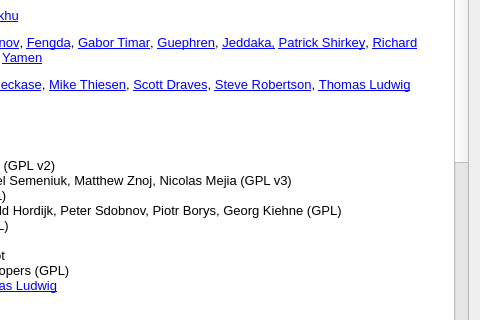
typpos/fractorium, file Source/Fractorium/AboutDialog.ui: the form before one commit; both pictures show x 212 to 692 and y 310 to 630 of the 692 by 729 pixel window.
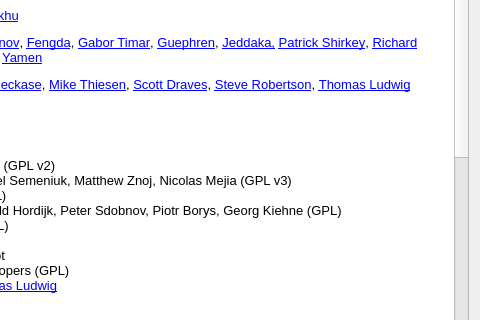
The form after the commit.

Commit message: Open Examples AboutDialog

```diff
--- a/Source/Fractorium/AboutDialog.ui
+++ b/Source/Fractorium/AboutDialog.ui
@@ -104,26 +104,26 @@
        <string>&lt;!DOCTYPE HTML PUBLIC &quot;-//W3C//DTD HTML 4.0//EN&quot; &quot;http://www.w3.org/TR/REC-html40/strict.dtd&quot;&gt;
 &lt;html&gt;&lt;head&gt;&lt;meta name=&quot;qrichtext&quot; content=&quot;1&quot; /&gt;&lt;style type=&quot;text/css&quot;&gt;
 p, li { white-space: pre-wrap; }
-&lt;/style&gt;&lt;/head&gt;&lt;body style=&quot; font-family:'Ubuntu'; font-size:11pt; font-weight:400; font-style:normal;&quot;&gt;
-&lt;p style=&quot; margin-top:12px; margin-bottom:12px; margin-left:0px; margin-right:0px; -qt-block-indent:0; text-indent:0px;&quot;&gt;&lt;span style=&quot; font-family:'MS Shell Dlg 2'; font-size:10pt; font-weight:600;&quot;&gt;Developers:&lt;/span&gt;&lt;/p&gt;
-&lt;p style=&quot; margin-top:12px; margin-bottom:12px; margin-left:0px; margin-right:0px; -qt-block-indent:0; text-indent:0px;&quot;&gt;&lt;span style=&quot; font-family:'MS Shell Dlg 2'; font-size:10pt;&quot;&gt;Lead: &lt;/span&gt;&lt;a href=&quot;http://www.fractorium.com&quot;&gt;&lt;span style=&quot; font-family:'MS Shell Dlg 2'; font-size:10pt; text-decoration: underline; color:#0000ff;&quot;&gt;Matt Feemster&lt;/span&gt;&lt;/a&gt;&lt;span style=&quot; font-family:'MS Shell Dlg 2'; font-size:10pt;&quot;&gt;&lt;br /&gt;Contributors: &lt;/span&gt;&lt;a href=&quot;https://www.deviantart.com/triptychaos&quot;&gt;&lt;span style=&quot; font-family:'MS Shell Dlg 2'; font-size:10pt; text-decoration: underline; color:#0000ff;&quot;&gt;Michel Mastriani,&lt;/span&gt;&lt;/a&gt;&lt;span style=&quot; font-family:'MS Shell Dlg 2'; font-size:10pt;&quot;&gt; Simon Detheridge&lt;/span&gt;&lt;/p&gt;
-&lt;p style=&quot;-qt-paragraph-type:empty; margin-top:12px; margin-bottom:12px; margin-left:0px; margin-right:0px; -qt-block-indent:0; text-indent:0px; font-family:'MS Shell Dlg 2'; font-size:10pt;&quot;&gt;&lt;br /&gt;&lt;/p&gt;
-&lt;p style=&quot; margin-top:12px; margin-bottom:12px; margin-left:0px; margin-right:0px; -qt-block-indent:0; text-indent:0px;&quot;&gt;&lt;span style=&quot; font-family:'MS Shell Dlg 2'; font-size:10pt; font-weight:600;&quot;&gt;Builders, Testers and Advisors:&lt;/span&gt;&lt;/p&gt;
-&lt;p style=&quot; margin-top:12px; margin-bottom:12px; margin-left:0px; margin-right:0px; -qt-block-indent:0; text-indent:0px;&quot;&gt;&lt;span style=&quot; font-family:'MS Shell Dlg 2'; font-size:10pt;&quot;&gt;Linux deployment: &lt;/span&gt;&lt;a href=&quot;https://launchpad.net/~fractorium&quot;&gt;&lt;span style=&quot; font-family:'MS Shell Dlg 2'; font-size:10pt; text-decoration: underline; color:#0000ff;&quot;&gt;Gambhiro Bhikkhu&lt;/span&gt;&lt;/a&gt;&lt;/p&gt;
-&lt;p style=&quot; margin-top:12px; margin-bottom:12px; margin-left:0px; margin-right:0px; -qt-block-indent:0; text-indent:0px;&quot;&gt;&lt;span style=&quot; font-family:'MS Shell Dlg 2'; font-size:10pt;&quot;&gt;Testing and Feedback: &lt;/span&gt;&lt;a href=&quot;http://snicker02.deviantart.com/&quot;&gt;&lt;span style=&quot; font-family:'MS Shell Dlg 2'; font-size:10pt; text-decoration: underline; color:#0000ff;&quot;&gt;Brad Stefanov&lt;/span&gt;&lt;/a&gt;&lt;span style=&quot; font-family:'MS Shell Dlg 2'; font-size:10pt;&quot;&gt;, &lt;/span&gt;&lt;a href=&quot;http://www.fxysw.com/&quot;&gt;&lt;span style=&quot; font-family:'MS Shell Dlg 2'; font-size:10pt; text-decoration: underline; color:#0000ff;&quot;&gt;Fengda&lt;/span&gt;&lt;/a&gt;&lt;span style=&quot; font-family:'MS Shell Dlg 2'; font-size:10pt;&quot;&gt;, &lt;/span&gt;&lt;a href=&quot;http://www.deviantart.com/b33rheart&quot;&gt;&lt;span style=&quot; font-family:'MS Shell Dlg 2'; font-size:10pt; text-decoration: underline; color:#0000ff;&quot;&gt;Gabor Timar&lt;/span&gt;&lt;/a&gt;&lt;span style=&quot; font-family:'MS Shell Dlg 2'; font-size:10pt;&quot;&gt;, &lt;/span&gt;&lt;a href=&quot;https://www.deviantart.com/guephren&quot;&gt;&lt;span style=&quot; font-family:'MS Shell Dlg 2'; font-size:10pt; text-decoration: underline; color:#0000ff;&quot;&gt;Guephren&lt;/span&gt;&lt;/a&gt;&lt;span style=&quot; font-family:'MS Shell Dlg 2'; font-size:10pt;&quot;&gt;, &lt;/span&gt;&lt;a href=&quot;https://www.deviantart.com/jeddaka&quot;&gt;&lt;span style=&quot; font-family:'MS Shell Dlg 2'; font-size:10pt; text-decoration: underline; color:#0000ff;&quot;&gt;Jeddaka,&lt;/span&gt;&lt;/a&gt;&lt;span style=&quot; font-family:'MS Shell Dlg 2'; font-size:10pt;&quot;&gt; &lt;/span&gt;&lt;a href=&quot;http://boosthardware.com/&quot;&gt;&lt;span style=&quot; font-family:'MS Shell Dlg 2'; font-size:10pt; text-decoration: underline; color:#0000ff;&quot;&gt;Patrick Shirkey&lt;/span&gt;&lt;/a&gt;&lt;span style=&quot; font-family:'MS Shell Dlg 2'; font-size:10pt;&quot;&gt;, &lt;/span&gt;&lt;a href=&quot;http://nightmaretf.deviantart.com/&quot;&gt;&lt;span style=&quot; font-family:'MS Shell Dlg 2'; font-size:10pt; text-decoration: underline; color:#0000ff;&quot;&gt;Richard Vollebregt&lt;/span&gt;&lt;/a&gt;&lt;span style=&quot; font-family:'MS Shell Dlg 2'; font-size:10pt;&quot;&gt;, Simon Detheridge, Tai,&lt;/span&gt;&lt;span style=&quot; font-family:'MS Shell Dlg 2'; font-size:8pt;&quot;&gt; &lt;/span&gt;&lt;a href=&quot;http://gameryamen.deviantart.com/&quot;&gt;&lt;span style=&quot; font-family:'MS Shell Dlg 2'; font-size:10pt; text-decoration: underline; color:#0000ff;&quot;&gt;Yamen&lt;/span&gt;&lt;/a&gt;&lt;/p&gt;
-&lt;p style=&quot; margin-top:12px; margin-bottom:12px; margin-left:0px; margin-right:0px; -qt-block-indent:0; text-indent:0px;&quot;&gt;&lt;span style=&quot; font-family:'MS Shell Dlg 2'; font-size:10pt;&quot;&gt;Code and theory questions: &lt;/span&gt;&lt;a href=&quot;https://github.com/scottdraves/flam3&quot;&gt;&lt;span style=&quot; font-family:'MS Shell Dlg 2'; font-size:10pt; text-decoration: underline; color:#0000ff;&quot;&gt;Erik Reckase&lt;/span&gt;&lt;/a&gt;&lt;span style=&quot; font-family:'MS Shell Dlg 2'; font-size:10pt;&quot;&gt;, &lt;/span&gt;&lt;a href=&quot;http://fractron9000.sourceforge.net/&quot;&gt;&lt;span style=&quot; font-family:'MS Shell Dlg 2'; font-size:10pt; text-decoration: underline; color:#0000ff;&quot;&gt;Mike Thiesen&lt;/span&gt;&lt;/a&gt;&lt;span style=&quot; font-family:'MS Shell Dlg 2'; font-size:10pt;&quot;&gt;, &lt;/span&gt;&lt;a href=&quot;https://github.com/scottdraves/flam3&quot;&gt;&lt;span style=&quot; font-family:'MS Shell Dlg 2'; font-size:10pt; text-decoration: underline; color:#0000ff;&quot;&gt;Scott Draves&lt;/span&gt;&lt;/a&gt;&lt;span style=&quot; font-family:'MS Shell Dlg 2'; font-size:10pt;&quot;&gt;, &lt;/span&gt;&lt;a href=&quot;https://github.com/stevenrobertson/cuburn&quot;&gt;&lt;span style=&quot; font-family:'MS Shell Dlg 2'; font-size:10pt; text-decoration: underline; color:#0000ff;&quot;&gt;Steve Robertson&lt;/span&gt;&lt;/a&gt;&lt;span style=&quot; font-family:'MS Shell Dlg 2'; font-size:10pt;&quot;&gt;, &lt;/span&gt;&lt;a href=&quot;http://www.chaoticafractals.com/&quot;&gt;&lt;span style=&quot; font-family:'MS Shell Dlg 2'; font-size:10pt; text-decoration: underline; color:#0000ff;&quot;&gt;Thomas Ludwig&lt;/span&gt;&lt;/a&gt;&lt;/p&gt;
-&lt;p style=&quot;-qt-paragraph-type:empty; margin-top:12px; margin-bottom:12px; margin-left:0px; margin-right:0px; -qt-block-indent:0; text-indent:0px; font-family:'MS Shell Dlg 2'; font-size:10pt; font-weight:600;&quot;&gt;&lt;br /&gt;&lt;/p&gt;
-&lt;p style=&quot; margin-top:12px; margin-bottom:12px; margin-left:0px; margin-right:0px; -qt-block-indent:0; text-indent:0px;&quot;&gt;&lt;span style=&quot; font-family:'MS Shell Dlg 2'; font-size:10pt; font-weight:600;&quot;&gt;Code Copied:&lt;/span&gt;&lt;/p&gt;
-&lt;p style=&quot; margin-top:12px; margin-bottom:12px; margin-left:0px; margin-right:0px; -qt-block-indent:0; text-indent:0px;&quot;&gt;&lt;a href=&quot;https://github.com/scottdraves/flam3&quot;&gt;&lt;span style=&quot; font-family:'MS Shell Dlg 2'; font-size:10pt; text-decoration: underline; color:#0000ff;&quot;&gt;flam3&lt;/span&gt;&lt;/a&gt;&lt;span style=&quot; font-family:'MS Shell Dlg 2'; font-size:10pt;&quot;&gt;: Scott Draves, Erik Reckase (GPL v2)&lt;br /&gt;&lt;/span&gt;&lt;a href=&quot;http://github.com/stevenrobertson/cuburn&quot;&gt;&lt;span style=&quot; font-family:'MS Shell Dlg 2'; font-size:10pt; text-decoration: underline; color:#0000ff;&quot;&gt;cuburn&lt;/span&gt;&lt;/a&gt;&lt;span style=&quot; font-family:'MS Shell Dlg 2'; font-size:10pt;&quot;&gt;: Steven Robertson, Michael Semeniuk, Matthew Znoj, Nicolas Mejia (GPL v3)&lt;br /&gt;&lt;/span&gt;&lt;a href=&quot;http://fractron9000.sourceforge.net&quot;&gt;&lt;span style=&quot; font-family:'MS Shell Dlg 2'; font-size:10pt; text-decoration: underline; color:#0000ff;&quot;&gt;Fractron 9000&lt;/span&gt;&lt;/a&gt;&lt;span style=&quot; font-family:'MS Shell Dlg 2'; font-size:10pt;&quot;&gt;: Mike Thiesen (GPL)&lt;br /&gt;&lt;/span&gt;&lt;a href=&quot;http://sourceforge.net/projects/apophysis7x&quot;&gt;&lt;span style=&quot; font-family:'MS Shell Dlg 2'; font-size:10pt; text-decoration: underline; color:#0000ff;&quot;&gt;Apophysis&lt;/span&gt;&lt;/a&gt;&lt;span style=&quot; font-family:'MS Shell Dlg 2'; font-size:10pt;&quot;&gt;: Mark Townsend, Ronald Hordijk, Peter Sdobnov, Piotr Borys, Georg Kiehne (GPL)&lt;br /&gt;&lt;/span&gt;&lt;a href=&quot;http://jwildfire.org/&quot;&gt;&lt;span style=&quot; font-family:'MS Shell Dlg 2'; font-size:10pt; text-decoration: underline; color:#0000ff;&quot;&gt;JWildfire&lt;/span&gt;&lt;/a&gt;&lt;span style=&quot; font-family:'MS Shell Dlg 2'; font-size:10pt;&quot;&gt;: Andreas Maschke (LGPL)&lt;br /&gt;gradLib: Stian Broen&lt;br /&gt;ColorPickerWidget: Etienne Moutot&lt;br /&gt;Numerous Apophysis plugin developers (GPL)&lt;br /&gt;Chaotica variations: &lt;/span&gt;&lt;a href=&quot;https://www.deviantart.com/tatasz&quot;&gt;&lt;span style=&quot; font-family:'MS Shell Dlg 2'; font-size:10pt; text-decoration: underline; color:#0000ff;&quot;&gt;Tatasz&lt;/span&gt;&lt;/a&gt;&lt;span style=&quot; font-family:'MS Shell Dlg 2'; font-size:10pt;&quot;&gt;, &lt;/span&gt;&lt;a href=&quot;http://www.chaoticafractals.com/&quot;&gt;&lt;span style=&quot; font-family:'MS Shell Dlg 2'; font-size:10pt; text-decoration: underline; color:#0000ff;&quot;&gt;Thomas Ludwig&lt;/span&gt;&lt;/a&gt;&lt;/p&gt;
-&lt;p style=&quot;-qt-paragraph-type:empty; margin-top:12px; margin-bottom:12px; margin-left:0px; margin-right:0px; -qt-block-indent:0; text-indent:0px; font-family:'MS Shell Dlg 2'; font-size:7.875pt;&quot;&gt;&lt;br /&gt;&lt;/p&gt;
-&lt;p style=&quot; margin-top:12px; margin-bottom:12px; margin-left:0px; margin-right:0px; -qt-block-indent:0; text-indent:0px;&quot;&gt;&lt;span style=&quot; font-family:'MS Shell Dlg 2'; font-size:10pt; font-weight:600;&quot;&gt;Libraries Linked:&lt;/span&gt;&lt;/p&gt;
-&lt;p style=&quot; margin-top:12px; margin-bottom:12px; margin-left:0px; margin-right:0px; -qt-block-indent:0; text-indent:0px;&quot;&gt;&lt;a href=&quot;http://www.qt.io/developers/&quot;&gt;&lt;span style=&quot; font-family:'MS Shell Dlg 2'; font-size:10pt; text-decoration: underline; color:#0000ff;&quot;&gt;Qt&lt;/span&gt;&lt;/a&gt;&lt;span style=&quot; font-family:'MS Shell Dlg 2'; font-size:10pt;&quot;&gt;: Digia Plc (GPL v3, LGPL v2)&lt;br /&gt;&lt;/span&gt;&lt;a href=&quot;http://g-truc.net&quot;&gt;&lt;span style=&quot; font-family:'MS Shell Dlg 2'; font-size:10pt; text-decoration: underline; color:#0000ff;&quot;&gt;glm&lt;/span&gt;&lt;/a&gt;&lt;span style=&quot; font-family:'MS Shell Dlg 2'; font-size:10pt;&quot;&gt;: Christophe Riccio (MIT License)&lt;br /&gt;&lt;/span&gt;&lt;a href=&quot;http://threadingbuildingblocks.org&quot;&gt;&lt;span style=&quot; font-family:'MS Shell Dlg 2'; font-size:10pt; text-decoration: underline; color:#0000ff;&quot;&gt;Threading Building Blocks&lt;/span&gt;&lt;/a&gt;&lt;span style=&quot; font-family:'MS Shell Dlg 2'; font-size:10pt;&quot;&gt;: Intel Corporation (GPLv2)&lt;br /&gt;&lt;/span&gt;&lt;a href=&quot;http://libjpeg.sourceforge.net&quot;&gt;&lt;span style=&quot; font-family:'MS Shell Dlg 2'; font-size:10pt; text-decoration: underline; color:#0000ff;&quot;&gt;libjpeg&lt;/span&gt;&lt;/a&gt;&lt;span style=&quot; font-family:'MS Shell Dlg 2'; font-size:10pt;&quot;&gt;: Independent JPEG Group (Free Software License)&lt;br /&gt;&lt;/span&gt;&lt;a href=&quot;http://libpng.org&quot;&gt;&lt;span style=&quot; font-family:'MS Shell Dlg 2'; font-size:10pt; text-decoration: underline; color:#0000ff;&quot;&gt;libpng&lt;/span&gt;&lt;/a&gt;&lt;span style=&quot; font-family:'MS Shell Dlg 2'; font-size:10pt;&quot;&gt;: Glenn Randers-Pehrson et al (Libpng License)&lt;br /&gt;&lt;/span&gt;&lt;a href=&quot;http://xmlsoft.org&quot;&gt;&lt;span style=&quot; font-family:'MS Shell Dlg 2'; font-size:10pt; text-decoration: underline; color:#0000ff;&quot;&gt;libxml2&lt;/span&gt;&lt;/a&gt;&lt;span style=&quot; font-family:'MS Shell Dlg 2'; font-size:10pt;&quot;&gt;: Daniel Veillard (MIT License)&lt;br /&gt;&lt;/span&gt;&lt;a href=&quot;http://zlib.net&quot;&gt;&lt;span style=&quot; font-family:'MS Shell Dlg 2'; font-size:10pt; text-decoration: underline; color:#0000ff;&quot;&gt;zlib&lt;/span&gt;&lt;/a&gt;&lt;span style=&quot; font-family:'MS Shell Dlg 2'; font-size:10pt;&quot;&gt;: Jean-loup Gailly, Mark Adler (Zlib License)&lt;br /&gt;&lt;/span&gt;&lt;a href=&quot;http://burtleburtle.net/bob/cplus/isaac.hpp&quot;&gt;&lt;span style=&quot; font-family:'MS Shell Dlg 2'; font-size:10pt; text-decoration: underline; color:#0000ff;&quot;&gt;QTIsaac&lt;/span&gt;&lt;/a&gt;&lt;span style=&quot; font-family:'MS Shell Dlg 2'; font-size:10pt;&quot;&gt;: Robert J. Jenkins, Quinn Tyler Jackson (Public Domain)&lt;br /&gt;&lt;/span&gt;&lt;a href=&quot;http://cas.ee.ic.ac.uk/people/dt10/research/rngs-gpu-mwc64x.html&quot;&gt;&lt;span style=&quot; font-family:'MS Shell Dlg 2'; font-size:10pt; text-decoration: underline; color:#0000ff;&quot;&gt;MWC64X Random Number Generator&lt;/span&gt;&lt;/a&gt;&lt;span style=&quot; font-family:'MS Shell Dlg 2'; font-size:10pt;&quot;&gt;: David Thomas (Public Domain)&lt;br /&gt;&lt;/span&gt;&lt;a href=&quot;https://github.com/brofield/simpleopt&quot;&gt;&lt;span style=&quot; font-family:'MS Shell Dlg 2'; font-size:10pt; text-decoration: underline; color:#0000ff;&quot;&gt;SimpleOpt&lt;/span&gt;&lt;/a&gt;&lt;span style=&quot; font-family:'MS Shell Dlg 2'; font-size:10pt;&quot;&gt;: Brodie Thiesfield (MIT License)&lt;/span&gt;&lt;/p&gt;
-&lt;p style=&quot;-qt-paragraph-type:empty; margin-top:12px; margin-bottom:12px; margin-left:0px; margin-right:0px; -qt-block-indent:0; text-indent:0px; font-family:'MS Shell Dlg 2'; font-size:8pt;&quot;&gt;&lt;br /&gt;&lt;/p&gt;
-&lt;p style=&quot; margin-top:12px; margin-bottom:12px; margin-left:0px; margin-right:0px; -qt-block-indent:0; text-indent:0px;&quot;&gt;&lt;span style=&quot; font-family:'MS Shell Dlg 2'; font-size:10pt; font-weight:600;&quot;&gt;Icons and Palettes Used:&lt;/span&gt;&lt;/p&gt;
-&lt;p style=&quot; margin-top:12px; margin-bottom:12px; margin-left:0px; margin-right:0px; -qt-block-indent:0; text-indent:0px;&quot;&gt;&lt;span style=&quot; font-family:'MS Shell Dlg 2'; font-size:10pt;&quot;&gt;Palettes: &lt;/span&gt;&lt;a href=&quot;https://www.deviantart.com/boxtail&quot;&gt;&lt;span style=&quot; font-family:'MS Shell Dlg 2'; font-size:10pt; text-decoration: underline; color:#0000ff;&quot;&gt;Boxtail&lt;/span&gt;&lt;/a&gt;&lt;span style=&quot; font-family:'MS Shell Dlg 2'; font-size:10pt;&quot;&gt;, &lt;/span&gt;&lt;a href=&quot;https://www.deviantart.com/fardareismai&quot;&gt;&lt;span style=&quot; font-family:'MS Shell Dlg 2'; font-size:10pt; text-decoration: underline; color:#0000ff;&quot;&gt;FarDareisMai&lt;/span&gt;&lt;/a&gt;&lt;span style=&quot; font-family:'MS Shell Dlg 2'; font-size:10pt;&quot;&gt;, &lt;/span&gt;&lt;a href=&quot;https://www.deviantart.com/fractaldesire&quot;&gt;&lt;span style=&quot; font-family:'MS Shell Dlg 2'; font-size:10pt; text-decoration: underline; color:#0000ff;&quot;&gt;FractalDesire&lt;/span&gt;&lt;/a&gt;&lt;span style=&quot; font-family:'MS Shell Dlg 2'; font-size:10pt;&quot;&gt;, Rce, &lt;/span&gt;&lt;a href=&quot;https://www.deviantart.com/rubydeva&quot;&gt;&lt;span style=&quot; font-family:'MS Shell Dlg 2'; font-size:10pt; text-decoration: underline; color:#0000ff;&quot;&gt;Rubydeva&lt;/span&gt;&lt;/a&gt;&lt;span style=&quot; font-family:'MS Shell Dlg 2'; font-size:10pt;&quot;&gt;, &lt;/span&gt;&lt;a href=&quot;https://www.deviantart.com/tatasz&quot;&gt;&lt;span style=&quot; font-family:'MS Shell Dlg 2'; font-size:10pt; text-decoration: underline; color:#0000ff;&quot;&gt;Tatasz&lt;/span&gt;&lt;/a&gt;&lt;span style=&quot; font-family:'MS Shell Dlg 2'; font-size:10pt;&quot;&gt; (Public Domain)&lt;br /&gt;&lt;/span&gt;&lt;a href=&quot;http://famfamfam.com&quot;&gt;&lt;span style=&quot; font-family:'MS Shell Dlg 2'; font-size:10pt; text-decoration: underline; color:#0000ff;&quot;&gt;Silk&lt;/span&gt;&lt;/a&gt;&lt;span style=&quot; font-family:'MS Shell Dlg 2'; font-size:10pt;&quot;&gt;: Mark James (Creative Commons Attribution 2.5 License)&lt;br /&gt;&lt;/span&gt;&lt;a href=&quot;http://momentumdesignlab.com&quot;&gt;&lt;span style=&quot; font-family:'MS Shell Dlg 2'; font-size:10pt; text-decoration: underline; color:#0000ff;&quot;&gt;Momentum&lt;/span&gt;&lt;/a&gt;&lt;span style=&quot; font-family:'MS Shell Dlg 2'; font-size:10pt;&quot;&gt;: Momentum Design Lab (Creative Commons Attribution-ShareAlike 3.5 License)&lt;br /&gt;&lt;/span&gt;&lt;a href=&quot;http://everaldo.com&quot;&gt;&lt;span style=&quot; font-family:'MS Shell Dlg 2'; font-size:10pt; text-decoration: underline; color:#0000ff;&quot;&gt;Crystal Clear&lt;/span&gt;&lt;/a&gt;&lt;span style=&quot; font-family:'MS Shell Dlg 2'; font-size:10pt;&quot;&gt;: Everaldo Coelho (LGPL)&lt;br /&gt;&lt;/span&gt;&lt;a href=&quot;http://openiconlibrary.sourceforge.net&quot;&gt;&lt;span style=&quot; font-family:'MS Shell Dlg 2'; font-size:10pt; text-decoration: underline; color:#0000ff;&quot;&gt;Open Icon Library&lt;/span&gt;&lt;/a&gt;&lt;span style=&quot; font-family:'MS Shell Dlg 2'; font-size:10pt;&quot;&gt;: Jeff Israel (GPL, LGPL, Creative Commons, Public Domain)&lt;br /&gt;&lt;/span&gt;&lt;a href=&quot;http://icons.mysitemyway.com/category/3d-transparent-glass-icons/&quot;&gt;&lt;span style=&quot; font-family:'MS Shell Dlg 2'; font-size:10pt; text-decoration: underline; color:#0000ff;&quot;&gt;3D Transparent Glass&lt;/span&gt;&lt;/a&gt;&lt;span style=&quot; font-family:'MS Shell Dlg 2'; font-size:10pt;&quot;&gt;: iconsETC (Public Domain)&lt;br /&gt;&lt;/span&gt;&lt;a href=&quot;http://p.yusukekamiyamane.com&quot;&gt;&lt;span style=&quot; font-family:'MS Shell Dlg 2'; font-size:10pt; text-decoration: underline; color:#0000ff;&quot;&gt;Fugue&lt;/span&gt;&lt;/a&gt;&lt;span style=&quot; font-family:'MS Shell Dlg 2'; font-size:10pt;&quot;&gt;: Yusuke Kamiyamane (Creative Commons Attribution 3.0 License)&lt;/span&gt;&lt;/p&gt;
-&lt;p style=&quot;-qt-paragraph-type:empty; margin-top:12px; margin-bottom:12px; margin-left:0px; margin-right:0px; -qt-block-indent:0; text-indent:0px; font-family:'MS Shell Dlg 2'; font-size:10pt;&quot;&gt;&lt;br /&gt;&lt;/p&gt;
-&lt;p style=&quot; margin-top:12px; margin-bottom:12px; margin-left:0px; margin-right:0px; -qt-block-indent:0; text-indent:0px;&quot;&gt;&lt;span style=&quot; font-family:'MS Shell Dlg 2'; font-size:10pt; font-weight:600;&quot;&gt;Benchmark and Example Flames:&lt;/span&gt;&lt;/p&gt;
-&lt;p style=&quot; margin-top:12px; margin-bottom:12px; margin-left:0px; margin-right:0px; -qt-block-indent:0; text-indent:0px;&quot;&gt;&lt;a href=&quot;https://www.deviantart.com/b33rheart&quot;&gt;&lt;span style=&quot; font-family:'MS Shell Dlg 2'; font-size:10pt; text-decoration: underline; color:#0000ff;&quot;&gt;Gabor Timar&lt;/span&gt;&lt;/a&gt;&lt;span style=&quot; font-family:'MS Shell Dlg 2'; font-size:10pt;&quot;&gt;, &lt;/span&gt;&lt;a href=&quot;https://www.deviantart.com/golubaja&quot;&gt;&lt;span style=&quot; font-family:'MS Shell Dlg 2'; font-size:10pt; text-decoration: underline; color:#0000ff;&quot;&gt;Golubaja&lt;/span&gt;&lt;/a&gt;&lt;span style=&quot; font-family:'MS Shell Dlg 2'; font-size:10pt;&quot;&gt;, &lt;/span&gt;&lt;a href=&quot;https://www.deviantart.com/pillemaster&quot;&gt;&lt;span style=&quot; font-family:'MS Shell Dlg 2'; font-size:10pt; text-decoration: underline; color:#0000ff;&quot;&gt;Pillemaster&lt;/span&gt;&lt;/a&gt;&lt;span style=&quot; font-family:'MS Shell Dlg 2'; font-size:10pt;&quot;&gt;, &lt;/span&gt;&lt;a href=&quot;https://www.deviantart.com/plangkye&quot;&gt;&lt;span style=&quot; font-family:'MS Shell Dlg 2'; font-size:10pt; text-decoration: underline; color:#0000ff;&quot;&gt;Plangkye&lt;/span&gt;&lt;/a&gt;&lt;span style=&quot; font-family:'MS Shell Dlg 2'; font-size:10pt;&quot;&gt;, &lt;/span&gt;&lt;a href=&quot;https://www.deviantart.com/tatasz&quot;&gt;&lt;span style=&quot; font-family:'MS Shell Dlg 2'; font-size:10pt; text-decoration: underline; color:#0000ff;&quot;&gt;Tatasz&lt;/span&gt;&lt;/a&gt;&lt;span style=&quot; font-family:'MS Shell Dlg 2'; font-size:10pt;&quot;&gt;, &lt;/span&gt;&lt;a href=&quot;https://www.deviantart.com/triptychaos&quot;&gt;&lt;span style=&quot; font-family:'MS Shell Dlg 2'; font-size:10pt; text-decoration: underline; color:#0000ff;&quot;&gt;TriptyChaos,&lt;/span&gt;&lt;/a&gt;&lt;a href=&quot;https://www.deviantart.com/zy0rg&quot;&gt;&lt;span style=&quot; font-family:'MS Shell Dlg 2'; font-size:10pt; text-decoration: underline; color:#0000ff;&quot;&gt; &lt;/span&gt;&lt;/a&gt;&lt;a href=&quot;https://www.deviantart.com/tyrantwave&quot;&gt;&lt;span style=&quot; font-family:'MS Shell Dlg 2'; font-size:10pt; text-decoration: underline; color:#0000ff;&quot;&gt;TyrantWave&lt;/span&gt;&lt;/a&gt;&lt;span style=&quot; font-family:'MS Shell Dlg 2'; font-size:10pt;&quot;&gt;, &lt;/span&gt;&lt;a href=&quot;https://www.deviantart.com/zy0rg&quot;&gt;&lt;span style=&quot; font-family:'MS Shell Dlg 2'; font-size:10pt; text-decoration: underline; color:#0000ff;&quot;&gt;Zy0rg&lt;/span&gt;&lt;/a&gt;&lt;/p&gt;&lt;/body&gt;&lt;/html&gt;</string>
+&lt;/style&gt;&lt;/head&gt;&lt;body style=&quot; font-family:'MS Shell Dlg 2'; font-size:8.14286pt; font-weight:400; font-style:normal;&quot;&gt;
+&lt;p style=&quot; margin-top:12px; margin-bottom:12px; margin-left:0px; margin-right:0px; -qt-block-indent:0; text-indent:0px;&quot;&gt;&lt;span style=&quot; font-size:10pt; font-weight:600;&quot;&gt;Developers:&lt;/span&gt;&lt;/p&gt;
+&lt;p style=&quot; margin-top:12px; margin-bottom:12px; margin-left:0px; margin-right:0px; -qt-block-indent:0; text-indent:0px;&quot;&gt;&lt;span style=&quot; font-size:10pt;&quot;&gt;Lead: &lt;/span&gt;&lt;a href=&quot;http://www.fractorium.com&quot;&gt;&lt;span style=&quot; font-size:10pt; text-decoration: underline; color:#0000ff;&quot;&gt;Matt Feemster&lt;/span&gt;&lt;/a&gt;&lt;span style=&quot; font-size:10pt;&quot;&gt;&lt;br /&gt;Contributors: &lt;/span&gt;&lt;a href=&quot;https://www.deviantart.com/triptychaos&quot;&gt;&lt;span style=&quot; font-size:10pt; text-decoration: underline; color:#0000ff;&quot;&gt;Michel Mastriani,&lt;/span&gt;&lt;/a&gt;&lt;span style=&quot; font-size:10pt;&quot;&gt; Simon Detheridge&lt;/span&gt;&lt;/p&gt;
+&lt;p style=&quot;-qt-paragraph-type:empty; margin-top:12px; margin-bottom:12px; margin-left:0px; margin-right:0px; -qt-block-indent:0; text-indent:0px; font-size:10pt;&quot;&gt;&lt;br /&gt;&lt;/p&gt;
+&lt;p style=&quot; margin-top:12px; margin-bottom:12px; margin-left:0px; margin-right:0px; -qt-block-indent:0; text-indent:0px;&quot;&gt;&lt;span style=&quot; font-size:10pt; font-weight:600;&quot;&gt;Builders, Testers and Advisors:&lt;/span&gt;&lt;/p&gt;
+&lt;p style=&quot; margin-top:12px; margin-bottom:12px; margin-left:0px; margin-right:0px; -qt-block-indent:0; text-indent:0px;&quot;&gt;&lt;span style=&quot; font-size:10pt;&quot;&gt;Linux deployment: &lt;/span&gt;&lt;a href=&quot;https://launchpad.net/~fractorium&quot;&gt;&lt;span style=&quot; font-size:10pt; text-decoration: underline; color:#0000ff;&quot;&gt;Gambhiro Bhikkhu&lt;/span&gt;&lt;/a&gt;&lt;/p&gt;
+&lt;p style=&quot; margin-top:12px; margin-bottom:12px; margin-left:0px; margin-right:0px; -qt-block-indent:0; text-indent:0px;&quot;&gt;&lt;span style=&quot; font-size:10pt;&quot;&gt;Testing and Feedback: &lt;/span&gt;&lt;a href=&quot;http://snicker02.deviantart.com/&quot;&gt;&lt;span style=&quot; font-size:10pt; text-decoration: underline; color:#0000ff;&quot;&gt;Brad Stefanov&lt;/span&gt;&lt;/a&gt;&lt;span style=&quot; font-size:10pt;&quot;&gt;, &lt;/span&gt;&lt;a href=&quot;http://www.fxysw.com/&quot;&gt;&lt;span style=&quot; font-size:10pt; text-decoration: underline; color:#0000ff;&quot;&gt;Fengda&lt;/span&gt;&lt;/a&gt;&lt;span style=&quot; font-size:10pt;&quot;&gt;, &lt;/span&gt;&lt;a href=&quot;http://www.deviantart.com/b33rheart&quot;&gt;&lt;span style=&quot; font-size:10pt; text-decoration: underline; color:#0000ff;&quot;&gt;Gabor Timar&lt;/span&gt;&lt;/a&gt;&lt;span style=&quot; font-size:10pt;&quot;&gt;, &lt;/span&gt;&lt;a href=&quot;https://www.deviantart.com/guephren&quot;&gt;&lt;span style=&quot; font-size:10pt; text-decoration: underline; color:#0000ff;&quot;&gt;Guephren&lt;/span&gt;&lt;/a&gt;&lt;span style=&quot; font-size:10pt;&quot;&gt;, &lt;/span&gt;&lt;a href=&quot;https://www.deviantart.com/jeddaka&quot;&gt;&lt;span style=&quot; font-size:10pt; text-decoration: underline; color:#0000ff;&quot;&gt;Jeddaka,&lt;/span&gt;&lt;/a&gt;&lt;span style=&quot; font-size:10pt;&quot;&gt; &lt;/span&gt;&lt;a href=&quot;http://boosthardware.com/&quot;&gt;&lt;span style=&quot; font-size:10pt; text-decoration: underline; color:#0000ff;&quot;&gt;Patrick Shirkey&lt;/span&gt;&lt;/a&gt;&lt;span style=&quot; font-size:10pt;&quot;&gt;, &lt;/span&gt;&lt;a href=&quot;http://nightmaretf.deviantart.com/&quot;&gt;&lt;span style=&quot; font-size:10pt; text-decoration: underline; color:#0000ff;&quot;&gt;Richard Vollebregt&lt;/span&gt;&lt;/a&gt;&lt;span style=&quot; font-size:10pt;&quot;&gt;, Simon Detheridge, Tai,&lt;/span&gt;&lt;span style=&quot; font-size:8pt;&quot;&gt; &lt;/span&gt;&lt;a href=&quot;http://gameryamen.deviantart.com/&quot;&gt;&lt;span style=&quot; font-size:10pt; text-decoration: underline; color:#0000ff;&quot;&gt;Yamen&lt;/span&gt;&lt;/a&gt;&lt;/p&gt;
+&lt;p style=&quot; margin-top:12px; margin-bottom:12px; margin-left:0px; margin-right:0px; -qt-block-indent:0; text-indent:0px;&quot;&gt;&lt;span style=&quot; font-size:10pt;&quot;&gt;Code and theory questions: &lt;/span&gt;&lt;a href=&quot;https://github.com/scottdraves/flam3&quot;&gt;&lt;span style=&quot; font-size:10pt; text-decoration: underline; color:#0000ff;&quot;&gt;Erik Reckase&lt;/span&gt;&lt;/a&gt;&lt;span style=&quot; font-size:10pt;&quot;&gt;, &lt;/span&gt;&lt;a href=&quot;http://fractron9000.sourceforge.net/&quot;&gt;&lt;span style=&quot; font-size:10pt; text-decoration: underline; color:#0000ff;&quot;&gt;Mike Thiesen&lt;/span&gt;&lt;/a&gt;&lt;span style=&quot; font-size:10pt;&quot;&gt;, &lt;/span&gt;&lt;a href=&quot;https://github.com/scottdraves/flam3&quot;&gt;&lt;span style=&quot; font-size:10pt; text-decoration: underline; color:#0000ff;&quot;&gt;Scott Draves&lt;/span&gt;&lt;/a&gt;&lt;span style=&quot; font-size:10pt;&quot;&gt;, &lt;/span&gt;&lt;a href=&quot;https://github.com/stevenrobertson/cuburn&quot;&gt;&lt;span style=&quot; font-size:10pt; text-decoration: underline; color:#0000ff;&quot;&gt;Steve Robertson&lt;/span&gt;&lt;/a&gt;&lt;span style=&quot; font-size:10pt;&quot;&gt;, &lt;/span&gt;&lt;a href=&quot;http://www.chaoticafractals.com/&quot;&gt;&lt;span style=&quot; font-size:10pt; text-decoration: underline; color:#0000ff;&quot;&gt;Thomas Ludwig&lt;/span&gt;&lt;/a&gt;&lt;/p&gt;
+&lt;p style=&quot;-qt-paragraph-type:empty; margin-top:12px; margin-bottom:12px; margin-left:0px; margin-right:0px; -qt-block-indent:0; text-indent:0px; font-size:10pt; font-weight:600;&quot;&gt;&lt;br /&gt;&lt;/p&gt;
+&lt;p style=&quot; margin-top:12px; margin-bottom:12px; margin-left:0px; margin-right:0px; -qt-block-indent:0; text-indent:0px;&quot;&gt;&lt;span style=&quot; font-size:10pt; font-weight:600;&quot;&gt;Code Copied:&lt;/span&gt;&lt;/p&gt;
+&lt;p style=&quot; margin-top:12px; margin-bottom:12px; margin-left:0px; margin-right:0px; -qt-block-indent:0; text-indent:0px;&quot;&gt;&lt;a href=&quot;https://github.com/scottdraves/flam3&quot;&gt;&lt;span style=&quot; font-size:10pt; text-decoration: underline; color:#0000ff;&quot;&gt;flam3&lt;/span&gt;&lt;/a&gt;&lt;span style=&quot; font-size:10pt;&quot;&gt;: Scott Draves, Erik Reckase (GPL v2)&lt;br /&gt;&lt;/span&gt;&lt;a href=&quot;http://github.com/stevenrobertson/cuburn&quot;&gt;&lt;span style=&quot; font-size:10pt; text-decoration: underline; color:#0000ff;&quot;&gt;cuburn&lt;/span&gt;&lt;/a&gt;&lt;span style=&quot; font-size:10pt;&quot;&gt;: Steven Robertson, Michael Semeniuk, Matthew Znoj, Nicolas Mejia (GPL v3)&lt;br /&gt;&lt;/span&gt;&lt;a href=&quot;http://fractron9000.sourceforge.net&quot;&gt;&lt;span style=&quot; font-size:10pt; text-decoration: underline; color:#0000ff;&quot;&gt;Fractron 9000&lt;/span&gt;&lt;/a&gt;&lt;span style=&quot; font-size:10pt;&quot;&gt;: Mike Thiesen (GPL)&lt;br /&gt;&lt;/span&gt;&lt;a href=&quot;http://sourceforge.net/projects/apophysis7x&quot;&gt;&lt;span style=&quot; font-size:10pt; text-decoration: underline; color:#0000ff;&quot;&gt;Apophysis&lt;/span&gt;&lt;/a&gt;&lt;span style=&quot; font-size:10pt;&quot;&gt;: Mark Townsend, Ronald Hordijk, Peter Sdobnov, Piotr Borys, Georg Kiehne (GPL)&lt;br /&gt;&lt;/span&gt;&lt;a href=&quot;http://jwildfire.org/&quot;&gt;&lt;span style=&quot; font-size:10pt; text-decoration: underline; color:#0000ff;&quot;&gt;JWildfire&lt;/span&gt;&lt;/a&gt;&lt;span style=&quot; font-size:10pt;&quot;&gt;: Andreas Maschke (LGPL)&lt;br /&gt;gradLib: Stian Broen&lt;br /&gt;ColorPickerWidget: Etienne Moutot&lt;br /&gt;Numerous Apophysis plugin developers (GPL)&lt;br /&gt;Chaotica variations: &lt;/span&gt;&lt;a href=&quot;https://www.deviantart.com/tatasz&quot;&gt;&lt;span style=&quot; font-size:10pt; text-decoration: underline; color:#0000ff;&quot;&gt;Tatasz&lt;/span&gt;&lt;/a&gt;&lt;span style=&quot; font-size:10pt;&quot;&gt;, &lt;/span&gt;&lt;a href=&quot;http://www.chaoticafractals.com/&quot;&gt;&lt;span style=&quot; font-size:10pt; text-decoration: underline; color:#0000ff;&quot;&gt;Thomas Ludwig&lt;/span&gt;&lt;/a&gt;&lt;/p&gt;
+&lt;p style=&quot;-qt-paragraph-type:empty; margin-top:12px; margin-bottom:12px; margin-left:0px; margin-right:0px; -qt-block-indent:0; text-indent:0px; font-size:7.875pt;&quot;&gt;&lt;br /&gt;&lt;/p&gt;
+&lt;p style=&quot; margin-top:12px; margin-bottom:12px; margin-left:0px; margin-right:0px; -qt-block-indent:0; text-indent:0px;&quot;&gt;&lt;span style=&quot; font-size:10pt; font-weight:600;&quot;&gt;Libraries Linked:&lt;/span&gt;&lt;/p&gt;
+&lt;p style=&quot; margin-top:12px; margin-bottom:12px; margin-left:0px; margin-right:0px; -qt-block-indent:0; text-indent:0px;&quot;&gt;&lt;a href=&quot;http://www.qt.io/developers/&quot;&gt;&lt;span style=&quot; font-size:10pt; text-decoration: underline; color:#0000ff;&quot;&gt;Qt&lt;/span&gt;&lt;/a&gt;&lt;span style=&quot; font-size:10pt;&quot;&gt;: Digia Plc (GPL v3, LGPL v2)&lt;br /&gt;&lt;/span&gt;&lt;a href=&quot;http://g-truc.net&quot;&gt;&lt;span style=&quot; font-size:10pt; text-decoration: underline; color:#0000ff;&quot;&gt;glm&lt;/span&gt;&lt;/a&gt;&lt;span style=&quot; font-size:10pt;&quot;&gt;: Christophe Riccio (MIT License)&lt;br /&gt;&lt;/span&gt;&lt;a href=&quot;http://threadingbuildingblocks.org&quot;&gt;&lt;span style=&quot; font-size:10pt; text-decoration: underline; color:#0000ff;&quot;&gt;Threading Building Blocks&lt;/span&gt;&lt;/a&gt;&lt;span style=&quot; font-size:10pt;&quot;&gt;: Intel Corporation (GPLv2)&lt;br /&gt;&lt;/span&gt;&lt;a href=&quot;http://libjpeg.sourceforge.net&quot;&gt;&lt;span style=&quot; font-size:10pt; text-decoration: underline; color:#0000ff;&quot;&gt;libjpeg&lt;/span&gt;&lt;/a&gt;&lt;span style=&quot; font-size:10pt;&quot;&gt;: Independent JPEG Group (Free Software License)&lt;br /&gt;&lt;/span&gt;&lt;a href=&quot;http://libpng.org&quot;&gt;&lt;span style=&quot; font-size:10pt; text-decoration: underline; color:#0000ff;&quot;&gt;libpng&lt;/span&gt;&lt;/a&gt;&lt;span style=&quot; font-size:10pt;&quot;&gt;: Glenn Randers-Pehrson et al (Libpng License)&lt;br /&gt;&lt;/span&gt;&lt;a href=&quot;http://xmlsoft.org&quot;&gt;&lt;span style=&quot; font-size:10pt; text-decoration: underline; color:#0000ff;&quot;&gt;libxml2&lt;/span&gt;&lt;/a&gt;&lt;span style=&quot; font-size:10pt;&quot;&gt;: Daniel Veillard (MIT License)&lt;br /&gt;&lt;/span&gt;&lt;a href=&quot;http://zlib.net&quot;&gt;&lt;span style=&quot; font-size:10pt; text-decoration: underline; color:#0000ff;&quot;&gt;zlib&lt;/span&gt;&lt;/a&gt;&lt;span style=&quot; font-size:10pt;&quot;&gt;: Jean-loup Gailly, Mark Adler (Zlib License)&lt;br /&gt;&lt;/span&gt;&lt;a href=&quot;http://burtleburtle.net/bob/cplus/isaac.hpp&quot;&gt;&lt;span style=&quot; font-size:10pt; text-decoration: underline; color:#0000ff;&quot;&gt;QTIsaac&lt;/span&gt;&lt;/a&gt;&lt;span style=&quot; font-size:10pt;&quot;&gt;: Robert J. Jenkins, Quinn Tyler Jackson (Public Domain)&lt;br /&gt;&lt;/span&gt;&lt;a href=&quot;http://cas.ee.ic.ac.uk/people/dt10/research/rngs-gpu-mwc64x.html&quot;&gt;&lt;span style=&quot; font-size:10pt; text-decoration: underline; color:#0000ff;&quot;&gt;MWC64X Random Number Generator&lt;/span&gt;&lt;/a&gt;&lt;span style=&quot; font-size:10pt;&quot;&gt;: David Thomas (Public Domain)&lt;br /&gt;&lt;/span&gt;&lt;a href=&quot;https://github.com/brofield/simpleopt&quot;&gt;&lt;span style=&quot; font-size:10pt; text-decoration: underline; color:#0000ff;&quot;&gt;SimpleOpt&lt;/span&gt;&lt;/a&gt;&lt;span style=&quot; font-size:10pt;&quot;&gt;: Brodie Thiesfield (MIT License)&lt;/span&gt;&lt;/p&gt;
+&lt;p style=&quot;-qt-paragraph-type:empty; margin-top:12px; margin-bottom:12px; margin-left:0px; margin-right:0px; -qt-block-indent:0; text-indent:0px; font-size:8pt;&quot;&gt;&lt;br /&gt;&lt;/p&gt;
+&lt;p style=&quot; margin-top:12px; margin-bottom:12px; margin-left:0px; margin-right:0px; -qt-block-indent:0; text-indent:0px;&quot;&gt;&lt;span style=&quot; font-size:10pt; font-weight:600;&quot;&gt;Icons and Palettes Used:&lt;/span&gt;&lt;/p&gt;
+&lt;p style=&quot; margin-top:12px; margin-bottom:12px; margin-left:0px; margin-right:0px; -qt-block-indent:0; text-indent:0px;&quot;&gt;&lt;span style=&quot; font-size:10pt;&quot;&gt;Palettes: &lt;/span&gt;&lt;a href=&quot;https://www.deviantart.com/boxtail&quot;&gt;&lt;span style=&quot; font-size:10pt; text-decoration: underline; color:#0000ff;&quot;&gt;Boxtail&lt;/span&gt;&lt;/a&gt;&lt;span style=&quot; font-size:10pt;&quot;&gt;, &lt;/span&gt;&lt;a href=&quot;https://www.deviantart.com/fardareismai&quot;&gt;&lt;span style=&quot; font-size:10pt; text-decoration: underline; color:#0000ff;&quot;&gt;FarDareisMai&lt;/span&gt;&lt;/a&gt;&lt;span style=&quot; font-size:10pt;&quot;&gt;, &lt;/span&gt;&lt;a href=&quot;https://www.deviantart.com/fractaldesire&quot;&gt;&lt;span style=&quot; font-size:10pt; text-decoration: underline; color:#0000ff;&quot;&gt;FractalDesire&lt;/span&gt;&lt;/a&gt;&lt;span style=&quot; font-size:10pt;&quot;&gt;, Rce, &lt;/span&gt;&lt;a href=&quot;https://www.deviantart.com/rubydeva&quot;&gt;&lt;span style=&quot; font-size:10pt; text-decoration: underline; color:#0000ff;&quot;&gt;Rubydeva&lt;/span&gt;&lt;/a&gt;&lt;span style=&quot; font-size:10pt;&quot;&gt;, &lt;/span&gt;&lt;a href=&quot;https://www.deviantart.com/tatasz&quot;&gt;&lt;span style=&quot; font-size:10pt; text-decoration: underline; color:#0000ff;&quot;&gt;Tatasz&lt;/span&gt;&lt;/a&gt;&lt;span style=&quot; font-size:10pt;&quot;&gt; (Public Domain)&lt;br /&gt;&lt;/span&gt;&lt;a href=&quot;http://famfamfam.com&quot;&gt;&lt;span style=&quot; font-size:10pt; text-decoration: underline; color:#0000ff;&quot;&gt;Silk&lt;/span&gt;&lt;/a&gt;&lt;span style=&quot; font-size:10pt;&quot;&gt;: Mark James (Creative Commons Attribution 2.5 License)&lt;br /&gt;&lt;/span&gt;&lt;a href=&quot;http://momentumdesignlab.com&quot;&gt;&lt;span style=&quot; font-size:10pt; text-decoration: underline; color:#0000ff;&quot;&gt;Momentum&lt;/span&gt;&lt;/a&gt;&lt;span style=&quot; font-size:10pt;&quot;&gt;: Momentum Design Lab (Creative Commons Attribution-ShareAlike 3.5 License)&lt;br /&gt;&lt;/span&gt;&lt;a href=&quot;http://everaldo.com&quot;&gt;&lt;span style=&quot; font-size:10pt; text-decoration: underline; color:#0000ff;&quot;&gt;Crystal Clear&lt;/span&gt;&lt;/a&gt;&lt;span style=&quot; font-size:10pt;&quot;&gt;: Everaldo Coelho (LGPL)&lt;br /&gt;&lt;/span&gt;&lt;a href=&quot;http://openiconlibrary.sourceforge.net&quot;&gt;&lt;span style=&quot; font-size:10pt; text-decoration: underline; color:#0000ff;&quot;&gt;Open Icon Library&lt;/span&gt;&lt;/a&gt;&lt;span style=&quot; font-size:10pt;&quot;&gt;: Jeff Israel (GPL, LGPL, Creative Commons, Public Domain)&lt;br /&gt;&lt;/span&gt;&lt;a href=&quot;http://icons.mysitemyway.com/category/3d-transparent-glass-icons/&quot;&gt;&lt;span style=&quot; font-size:10pt; text-decoration: underline; color:#0000ff;&quot;&gt;3D Transparent Glass&lt;/span&gt;&lt;/a&gt;&lt;span style=&quot; font-size:10pt;&quot;&gt;: iconsETC (Public Domain)&lt;br /&gt;&lt;/span&gt;&lt;a href=&quot;http://p.yusukekamiyamane.com&quot;&gt;&lt;span style=&quot; font-size:10pt; text-decoration: underline; color:#0000ff;&quot;&gt;Fugue&lt;/span&gt;&lt;/a&gt;&lt;span style=&quot; font-size:10pt;&quot;&gt;: Yusuke Kamiyamane (Creative Commons Attribution 3.0 License)&lt;/span&gt;&lt;/p&gt;
+&lt;p style=&quot;-qt-paragraph-type:empty; margin-top:12px; margin-bottom:12px; margin-left:0px; margin-right:0px; -qt-block-indent:0; text-indent:0px; font-size:10pt;&quot;&gt;&lt;br /&gt;&lt;/p&gt;
+&lt;p style=&quot; margin-top:12px; margin-bottom:12px; margin-left:0px; margin-right:0px; -qt-block-indent:0; text-indent:0px;&quot;&gt;&lt;span style=&quot; font-size:10pt; font-weight:600;&quot;&gt;Benchmark and Example Flames:&lt;/span&gt;&lt;/p&gt;
+&lt;p style=&quot; margin-top:12px; margin-bottom:12px; margin-left:0px; margin-right:0px; -qt-block-indent:0; text-indent:0px;&quot;&gt;&lt;a href=&quot;https://www.deviantart.com/b33rheart&quot;&gt;&lt;span style=&quot; font-size:10pt; text-decoration: underline; color:#0000ff;&quot;&gt;Gabor Timar&lt;/span&gt;&lt;/a&gt;&lt;span style=&quot; font-size:10pt;&quot;&gt;, &lt;/span&gt;&lt;a href=&quot;https://www.deviantart.com/golubaja&quot;&gt;&lt;span style=&quot; font-size:10pt; text-decoration: underline; color:#0000ff;&quot;&gt;Golubaja&lt;/span&gt;&lt;/a&gt;&lt;span style=&quot; font-size:10pt;&quot;&gt;, &lt;/span&gt;&lt;a href=&quot;https://www.deviantart.com/pillemaster&quot;&gt;&lt;span style=&quot; font-size:10pt; text-decoration: underline; color:#0000ff;&quot;&gt;Pillemaster&lt;/span&gt;&lt;/a&gt;&lt;span style=&quot; font-size:10pt;&quot;&gt;, &lt;/span&gt;&lt;a href=&quot;https://www.deviantart.com/plangkye&quot;&gt;&lt;span style=&quot; font-size:10pt; text-decoration: underline; color:#0000ff;&quot;&gt;Plangkye&lt;/span&gt;&lt;/a&gt;&lt;span style=&quot; font-size:10pt;&quot;&gt;, &lt;/span&gt;&lt;a href=&quot;https://www.deviantart.com/tatasz&quot;&gt;&lt;span style=&quot; font-size:10pt; text-decoration: underline; color:#0000ff;&quot;&gt;Tatasz&lt;/span&gt;&lt;/a&gt;&lt;span style=&quot; font-size:10pt;&quot;&gt;, &lt;/span&gt;&lt; a href=&quot;https://www.deviantart.com/triptychaos&quot;&gt;&lt;span style=&quot; font-size:10pt; text-decoration: underline; color:#0000ff;&quot;&gt;Triptychaos&lt;/span&gt;&lt;/a&gt;&lt;span style=&quot; font-size:10pt;&quot;&gt;, &lt;/span&gt;&lt; a href=&quot;https://www.deviantart.com/tyrantwave&quot;&gt;&lt;span style=&quot; font-size:10pt; text-decoration: underline; color:#0000ff;&quot;&gt;TyrantWave&lt;/span&gt;&lt;/a&gt;&lt;span style=&quot; font-size:10pt;&quot;&gt;, &lt;/span&gt;&lt;a href=&quot;https://www.deviantart.com/zy0rg&quot;&gt;&lt;span style=&quot; font-size:10pt; text-decoration: underline; color:#0000ff;&quot;&gt;Zy0rg&lt;/span&gt;&lt;/a&gt;&lt;/p&gt;&lt;/body&gt;&lt;/html&gt;</string>
       </property>
       <property name="textInteractionFlags">
        <set>Qt::LinksAccessibleByKeyboard|Qt::LinksAccessibleByMouse|Qt::TextBrowserInteraction|Qt::TextSelectableByKeyboard|Qt::TextSelectableByMouse</set>
```
